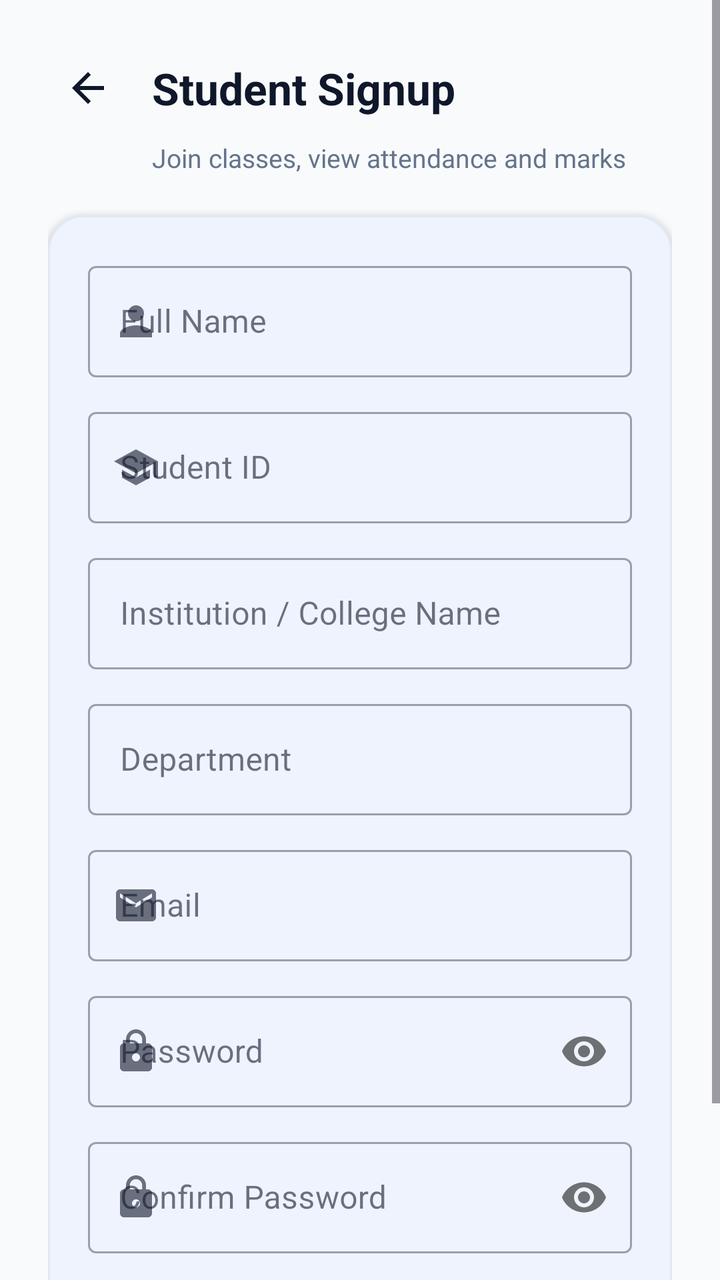
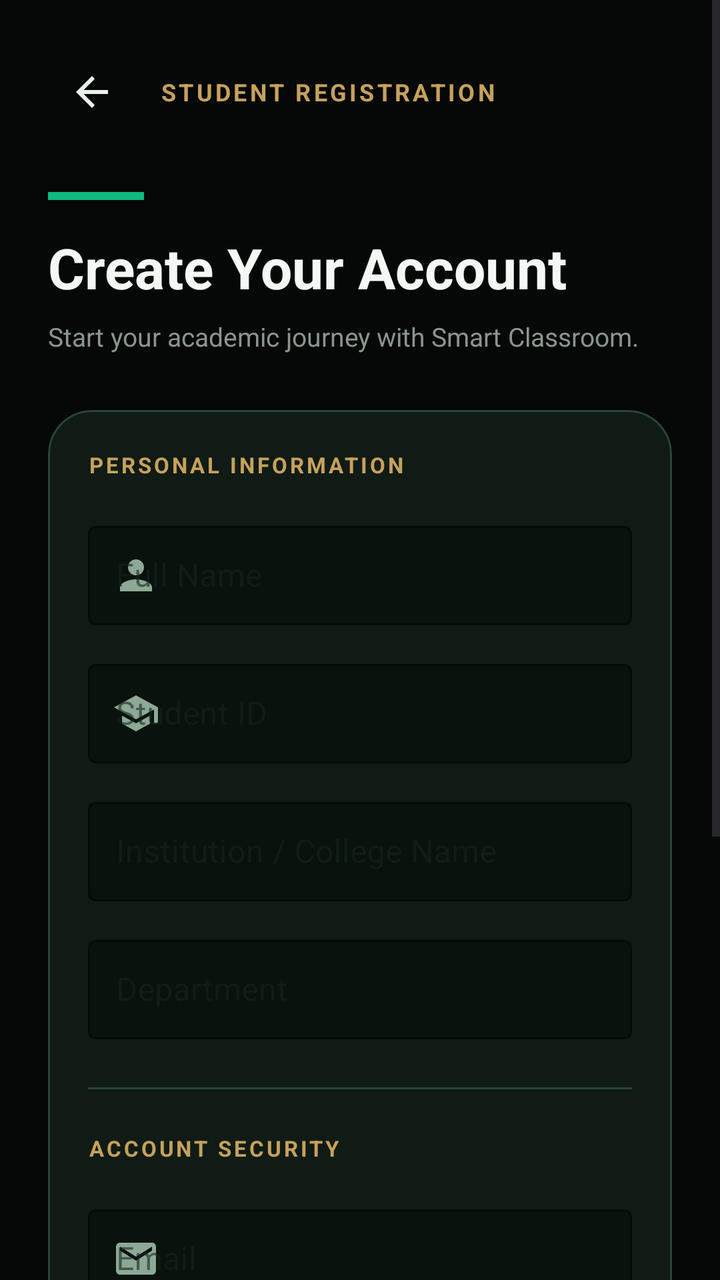

Two renders of the same Android screen: before a commit and after it. Below are the layout's source before the change and the commit's diff.
<!-- AndroidManifest.xml: application theme Theme.SmartClassroom -->
<!-- res/layout/activity_student_signup.xml -->
<?xml version="1.0" encoding="utf-8"?>
<ScrollView
    xmlns:android="http://schemas.android.com/apk/res/android"
    xmlns:app="http://schemas.android.com/apk/res-auto"
    android:layout_width="match_parent"
    android:layout_height="match_parent"
    android:fillViewport="true"
    android:background="@color/background">

    <LinearLayout
        android:layout_width="match_parent"
        android:layout_height="wrap_content"
        android:orientation="vertical"
        android:padding="24dp">

        <LinearLayout
            android:layout_width="match_parent"
            android:layout_height="wrap_content"
            android:orientation="horizontal"
            android:gravity="center_vertical">

            <ImageButton
                android:id="@+id/btnBack"
                android:layout_width="40dp"
                android:layout_height="40dp"
                android:background="?attr/selectableItemBackgroundBorderless"
                android:contentDescription="Back"
                android:src="@drawable/ic_arrow_back"
                app:tint="@color/text_primary" />

            <TextView
                android:layout_width="wrap_content"
                android:layout_height="wrap_content"
                android:layout_marginStart="12dp"
                android:text="@string/student_signup"
                android:textSize="22sp"
                android:textStyle="bold"
                android:textColor="@color/text_primary" />
        </LinearLayout>

        <TextView
            android:layout_width="wrap_content"
            android:layout_height="wrap_content"
            android:layout_marginTop="6dp"
            android:layout_marginStart="52dp"
            android:text="Join classes, view attendance and marks"
            android:textSize="13sp"
            android:textColor="@color/text_secondary" />

        <com.google.android.material.card.MaterialCardView
            android:layout_width="match_parent"
            android:layout_height="wrap_content"
            android:layout_marginTop="20dp"
            app:cardCornerRadius="18dp"
            app:cardElevation="2dp"
            app:strokeColor="@color/divider"
            app:strokeWidth="1dp"
            app:cardBackgroundColor="@color/card_bg">

            <LinearLayout
                android:layout_width="match_parent"
                android:layout_height="wrap_content"
                android:orientation="vertical"
                android:padding="20dp">

                <com.google.android.material.textfield.TextInputLayout
                    android:id="@+id/tilFullName"
                    style="@style/Widget.MaterialComponents.TextInputLayout.OutlinedBox"
                    android:layout_width="match_parent"
                    android:layout_height="wrap_content"
                    android:hint="@string/full_name"
                    app:startIconDrawable="@drawable/ic_person">

                    <com.google.android.material.textfield.TextInputEditText
                        android:id="@+id/etFullName"
                        android:layout_width="match_parent"
                        android:layout_height="wrap_content"
                        android:inputType="textPersonName" />
                </com.google.android.material.textfield.TextInputLayout>

                <com.google.android.material.textfield.TextInputLayout
                    android:id="@+id/tilStudentId"
                    style="@style/Widget.MaterialComponents.TextInputLayout.OutlinedBox"
                    android:layout_width="match_parent"
                    android:layout_height="wrap_content"
                    android:layout_marginTop="12dp"
                    android:hint="@string/student_id"
                    app:startIconDrawable="@drawable/ic_school">

                    <com.google.android.material.textfield.TextInputEditText
                        android:id="@+id/etStudentId"
                        android:layout_width="match_parent"
                        android:layout_height="wrap_content"
                        android:inputType="text" />
                </com.google.android.material.textfield.TextInputLayout>

                <com.google.android.material.textfield.TextInputLayout
                    android:id="@+id/tilInstitution"
                    style="@style/Widget.MaterialComponents.TextInputLayout.OutlinedBox"
                    android:layout_width="match_parent"
                    android:layout_height="wrap_content"
                    android:layout_marginTop="12dp"
                    android:hint="@string/institution_name">

                    <com.google.android.material.textfield.TextInputEditText
                        android:id="@+id/etInstitution"
                        android:layout_width="match_parent"
                        android:layout_height="wrap_content"
                        android:inputType="textCapWords" />
                </com.google.android.material.textfield.TextInputLayout>

                <com.google.android.material.textfield.TextInputLayout
                    android:id="@+id/tilDepartment"
                    style="@style/Widget.MaterialComponents.TextInputLayout.OutlinedBox"
                    android:layout_width="match_parent"
                    android:layout_height="wrap_content"
                    android:layout_marginTop="12dp"
                    android:hint="@string/department">

                    <com.google.android.material.textfield.TextInputEditText
                        android:id="@+id/etDepartment"
                        android:layout_width="match_parent"
                        android:layout_height="wrap_content"
                        android:inputType="textCapWords" />
                </com.google.android.material.textfield.TextInputLayout>

                <com.google.android.material.textfield.TextInputLayout
                    android:id="@+id/tilEmail"
                    style="@style/Widget.MaterialComponents.TextInputLayout.OutlinedBox"
                    android:layout_width="match_parent"
                    android:layout_height="wrap_content"
                    android:layout_marginTop="12dp"
                    android:hint="@string/email"
                    app:startIconDrawable="@drawable/ic_email">

                    <com.google.android.material.textfield.TextInputEditText
                        android:id="@+id/etEmail"
                        android:layout_width="match_parent"
                        android:layout_height="wrap_content"
                        android:inputType="textEmailAddress" />
                </com.google.android.material.textfield.TextInputLayout>

                <com.google.android.material.textfield.TextInputLayout
                    android:id="@+id/tilPassword"
                    style="@style/Widget.MaterialComponents.TextInputLayout.OutlinedBox"
                    android:layout_width="match_parent"
                    android:layout_height="wrap_content"
                    android:layout_marginTop="12dp"
                    android:hint="@string/password"
                    app:startIconDrawable="@drawable/ic_lock"
                    app:passwordToggleEnabled="true">

                    <com.google.android.material.textfield.TextInputEditText
                        android:id="@+id/etPassword"
                        android:layout_width="match_parent"
                        android:layout_height="wrap_content"
                        android:inputType="textPassword" />
                </com.google.android.material.textfield.TextInputLayout>

                <com.google.android.material.textfield.TextInputLayout
                    android:id="@+id/tilConfirmPassword"
                    style="@style/Widget.MaterialComponents.TextInputLayout.OutlinedBox"
                    android:layout_width="match_parent"
                    android:layout_height="wrap_content"
                    android:layout_marginTop="12dp"
                    android:hint="@string/confirm_password"
                    app:startIconDrawable="@drawable/ic_lock"
                    app:passwordToggleEnabled="true">

                    <com.google.android.material.textfield.TextInputEditText
                        android:id="@+id/etConfirmPassword"
                        android:layout_width="match_parent"
                        android:layout_height="wrap_content"
                        android:inputType="textPassword" />
                </com.google.android.material.textfield.TextInputLayout>

                <com.google.android.material.button.MaterialButton
                    android:id="@+id/btnSignup"
                    android:layout_width="match_parent"
                    android:layout_height="52dp"
                    android:layout_marginTop="20dp"
                    android:text="Create Student Account"
                    android:textSize="15sp"
                    android:textStyle="bold"
                    app:cornerRadius="12dp" />

                <ProgressBar
                    android:id="@+id/progressBar"
                    android:layout_width="32dp"
                    android:layout_height="32dp"
                    android:layout_gravity="center"
                    android:layout_marginTop="12dp"
                    android:visibility="gone" />

            </LinearLayout>
        </com.google.android.material.card.MaterialCardView>

    </LinearLayout>

</ScrollView>
<!-- resources referenced by this layout -->
<resources>
  <color name="background">#F8FAFC</color>
  <color name="card_bg">#FFFFFF</color>
  <color name="divider">#E2E8F0</color>
  <color name="text_primary">#0F172A</color>
  <color name="text_secondary">#64748B</color>
  <!-- drawable ic_arrow_back (drawable) -->
  <vector xmlns:android="http://schemas.android.com/apk/res/android"
      android:width="24dp"
      android:height="24dp"
      android:viewportWidth="24"
      android:viewportHeight="24">
    <path
        android:fillColor="@color/text_primary"
        android:pathData="M20,11H7.83l5.59,-5.59L12,4l-8,8 8,8 1.41,-1.41L7.83,13H20v-2z"/>
  </vector>
  <!-- drawable ic_email (drawable) -->
  <vector xmlns:android="http://schemas.android.com/apk/res/android"
      android:width="24dp"
      android:height="24dp"
      android:viewportWidth="24"
      android:viewportHeight="24">
    <path
        android:fillColor="@color/text_secondary"
        android:pathData="M20,4H4c-1.1,0 -1.99,0.9 -1.99,2L2,18c0,1.1 0.9,2 2,2h16c1.1,0 2,-0.9 2,-2V6c0,-1.1 -0.9,-2 -2,-2zm0,4l-8,5 -8,-5V6l8,5 8,-5v2z"/>
  </vector>
  <!-- drawable ic_lock (drawable) -->
  <vector xmlns:android="http://schemas.android.com/apk/res/android"
      android:width="24dp"
      android:height="24dp"
      android:viewportWidth="24"
      android:viewportHeight="24">
    <path
        android:fillColor="@color/text_secondary"
        android:pathData="M18,8h-1V6c0,-2.76 -2.24,-5 -5,-5S7,3.24 7,6v2H6c-1.1,0 -2,0.9 -2,2v10c0,1.1 0.9,2 2,2h12c1.1,0 2,-0.9 2,-2V10c0,-1.1 -0.9,-2 -2,-2zm-6,9c-1.1,0 -2,-0.9 -2,-2s0.9,-2 2,-2 2,0.9 2,2 -0.9,2 -2,2zm3.1,-9H8.9V6c0,-1.71 1.39,-3.1 3.1,-3.1 1.71,0 3.1,1.39 3.1,3.1v2z"/>
  </vector>
  <!-- drawable ic_person (drawable) -->
  <vector xmlns:android="http://schemas.android.com/apk/res/android"
      android:width="24dp"
      android:height="24dp"
      android:viewportWidth="24"
      android:viewportHeight="24">
    <path
        android:fillColor="@color/text_secondary"
        android:pathData="M12,12c2.21,0 4,-1.79 4,-4s-1.79,-4 -4,-4 -4,1.79 -4,4 1.79,4 4,4zM12,14c-2.67,0 -8,1.34 -8,4v2h16v-2c0,-2.66 -5.33,-4 -8,-4z"/>
  </vector>
  <!-- drawable ic_school (drawable) -->
  <vector xmlns:android="http://schemas.android.com/apk/res/android"
      android:width="24dp"
      android:height="24dp"
      android:viewportWidth="24"
      android:viewportHeight="24">
    <path
        android:fillColor="@color/primary"
        android:pathData="M5,13.18v4L12,21l7,-3.82v-4L12,17l-7,-3.82zM12,3L1,9l11,6 9,-4.91V17h2V9L12,3z"/>
  </vector>
  <string name="confirm_password">Confirm Password</string>
  <string name="department">Department</string>
  <string name="email">Email</string>
  <string name="full_name">Full Name</string>
  <string name="institution_name">Institution / College Name</string>
  <string name="password">Password</string>
  <string name="student_id">Student ID</string>
  <string name="student_signup">Student Signup</string>
  <style name="Theme.SmartClassroom" parent="Theme.Material3.DayNight.NoActionBar">
          
          <item name="colorPrimary">@color/primary</item>
          <item name="colorPrimaryVariant">@color/primary_dark</item>
          <item name="colorOnPrimary">@color/white</item>
          
          <item name="colorSecondary">@color/secondary</item>
          <item name="colorSecondaryVariant">@color/secondary_light</item>
          <item name="colorOnSecondary">@color/white</item>
          
          <item name="android:statusBarColor">@color/background</item>
          <item name="android:windowLightStatusBar">true</item>
          <item name="android:windowBackground">@color/background</item>
          <item name="colorSurface">@color/surface</item>
          <item name="colorOnSurface">@color/text_primary</item>
      </style>
  <color name="primary">#2563EB</color>
  <color name="primary_dark">#1D4ED8</color>
  <color name="white">#FFFFFFFF</color>
  <color name="secondary">#0F172A</color>
  <color name="secondary_light">#334155</color>
  <color name="surface">#FFFFFF</color>
</resources>

<!-- the commit's change to res/layout/activity_student_signup.xml (unified diff, before → after) -->
@@ -1,11 +1,10 @@
 <?xml version="1.0" encoding="utf-8"?>
-<ScrollView
-    xmlns:android="http://schemas.android.com/apk/res/android"
+<ScrollView xmlns:android="http://schemas.android.com/apk/res/android"
     xmlns:app="http://schemas.android.com/apk/res-auto"
     android:layout_width="match_parent"
     android:layout_height="match_parent"
     android:fillViewport="true"
-    android:background="@color/background">
+    android:background="#050806">
 
     <LinearLayout
         android:layout_width="match_parent"
@@ -21,41 +20,57 @@
 
             <ImageButton
                 android:id="@+id/btnBack"
-                android:layout_width="40dp"
-                android:layout_height="40dp"
+                android:layout_width="44dp"
+                android:layout_height="44dp"
                 android:background="?attr/selectableItemBackgroundBorderless"
                 android:contentDescription="Back"
                 android:src="@drawable/ic_arrow_back"
-                app:tint="@color/text_primary" />
+                app:tint="#E8F2EB" />
 
             <TextView
                 android:layout_width="wrap_content"
                 android:layout_height="wrap_content"
                 android:layout_marginStart="12dp"
-                android:text="@string/student_signup"
-                android:textSize="22sp"
+                android:text="STUDENT REGISTRATION"
+                android:textColor="#C6A15B"
+                android:textSize="12sp"
                 android:textStyle="bold"
-                android:textColor="@color/text_primary" />
+                android:letterSpacing="0.12" />
+
         </LinearLayout>
+
+        <View
+            android:layout_width="48dp"
+            android:layout_height="4dp"
+            android:layout_marginTop="28dp"
+            android:background="#10B981" />
 
         <TextView
             android:layout_width="wrap_content"
             android:layout_height="wrap_content"
-            android:layout_marginTop="6dp"
-            android:layout_marginStart="52dp"
-            android:text="Join classes, view attendance and marks"
-            android:textSize="13sp"
-            android:textColor="@color/text_secondary" />
+            android:layout_marginTop="15dp"
+            android:text="Create Your Account"
+            android:textColor="#F4F7F4"
+            android:textSize="28sp"
+            android:textStyle="bold" />
+
+        <TextView
+            android:layout_width="wrap_content"
+            android:layout_height="wrap_content"
+            android:layout_marginTop="7dp"
+            android:text="Start your academic journey with Smart Classroom."
+            android:textColor="#89968E"
+            android:textSize="13sp" />
 
         <com.google.android.material.card.MaterialCardView
             android:layout_width="match_parent"
             android:layout_height="wrap_content"
-            android:layout_marginTop="20dp"
-            app:cardCornerRadius="18dp"
-            app:cardElevation="2dp"
-            app:strokeColor="@color/divider"
-            app:strokeWidth="1dp"
-            app:cardBackgroundColor="@color/card_bg">
+            android:layout_marginTop="28dp"
+            app:cardBackgroundColor="#101B15"
+            app:cardCornerRadius="22dp"
+            app:cardElevation="0dp"
+            app:strokeColor="#294536"
+            app:strokeWidth="1dp">
 
             <LinearLayout
                 android:layout_width="match_parent"
@@ -63,19 +78,36 @@
                 android:orientation="vertical"
                 android:padding="20dp">
 
+                <TextView
+                    android:layout_width="wrap_content"
+                    android:layout_height="wrap_content"
+                    android:text="PERSONAL INFORMATION"
+                    android:textColor="#C6A15B"
+                    android:textSize="11sp"
+                    android:textStyle="bold"
+                    android:letterSpacing="0.12" />
+
                 <com.google.android.material.textfield.TextInputLayout
                     android:id="@+id/tilFullName"
                     style="@style/Widget.MaterialComponents.TextInputLayout.OutlinedBox"
                     android:layout_width="match_parent"
                     android:layout_height="wrap_content"
+                    android:layout_marginTop="18dp"
                     android:hint="@string/full_name"
-                    app:startIconDrawable="@drawable/ic_person">
+                    app:boxBackgroundColor="#0A120D"
+                    app:boxStrokeColor="#47765A"
+                    app:hintTextColor="#C6A15B"
+                    app:startIconDrawable="@drawable/ic_person"
+                    app:startIconTint="#8CA995">
 
                     <com.google.android.material.textfield.TextInputEditText
                         android:id="@+id/etFullName"
                         android:layout_width="match_parent"
                         android:layout_height="wrap_content"
-                        android:inputType="textPersonName" />
+                        android:inputType="textPersonName"
+                        android:textColor="#F4F7F4"
+                        android:padding="14dp" />
+
                 </com.google.android.material.textfield.TextInputLayout>
 
                 <com.google.android.material.textfield.TextInputLayout
@@ -83,15 +115,22 @@
                     style="@style/Widget.MaterialComponents.TextInputLayout.OutlinedBox"
                     android:layout_width="match_parent"
                     android:layout_height="wrap_content"
-                    android:layout_marginTop="12dp"
+                    android:layout_marginTop="14dp"
                     android:hint="@string/student_id"
-                    app:startIconDrawable="@drawable/ic_school">
+                    app:boxBackgroundColor="#0A120D"
+                    app:boxStrokeColor="#47765A"
+                    app:hintTextColor="#C6A15B"
+                    app:startIconDrawable="@drawable/ic_school"
+                    app:startIconTint="#8CA995">
 
                     <com.google.android.material.textfield.TextInputEditText
                         android:id="@+id/etStudentId"
                         android:layout_width="match_parent"
                         android:layout_height="wrap_content"
-                        android:inputType="text" />
+                        android:inputType="text"
+                        android:textColor="#F4F7F4"
+                        android:padding="14dp" />
+
                 </com.google.android.material.textfield.TextInputLayout>
 
                 <com.google.android.material.textfield.TextInputLayout
@@ -99,14 +138,20 @@
                     style="@style/Widget.MaterialComponents.TextInputLayout.OutlinedBox"
                     android:layout_width="match_parent"
                     android:layout_height="wrap_content"
-                    android:layout_marginTop="12dp"
-                    android:hint="@string/institution_name">
+                    android:layout_marginTop="14dp"
+                    android:hint="@string/institution_name"
+                    app:boxBackgroundColor="#0A120D"
+                    app:boxStrokeColor="#47765A"
+                    app:hintTextColor="#C6A15B">
 
                     <com.google.android.material.textfield.TextInputEditText
                         android:id="@+id/etInstitution"
                         android:layout_width="match_parent"
                         android:layout_height="wrap_content"
-                        android:inputType="textCapWords" />
+                        android:inputType="textCapWords"
+                        android:textColor="#F4F7F4"
+                        android:padding="14dp" />
+
                 </com.google.android.material.textfield.TextInputLayout>
 
                 <com.google.android.material.textfield.TextInputLayout
@@ -114,30 +159,59 @@
                     style="@style/Widget.MaterialComponents.TextInputLayout.OutlinedBox"
                     android:layout_width="match_parent"
                     android:layout_height="wrap_content"
-                    android:layout_marginTop="12dp"
-                    android:hint="@string/department">
+                    android:layout_marginTop="14dp"
+                    android:hint="@string/department"
+                    app:boxBackgroundColor="#0A120D"
+                    app:boxStrokeColor="#47765A"
+                    app:hintTextColor="#C6A15B">
 
                     <com.google.android.material.textfield.TextInputEditText
                         android:id="@+id/etDepartment"
                         android:layout_width="match_parent"
                         android:layout_height="wrap_content"
-                        android:inputType="textCapWords" />
-                </com.google.android.material.textfield.TextInputLayout>
+                        android:inputType="textCapWords"
+                        android:textColor="#F4F7F4"
+                        android:padding="14dp" />
+
+                </com.google.android.material.textfield.TextInputLayout>
+
+                <View
+                    android:layout_width="match_parent"
+                    android:layout_height="1dp"
+                    android:layout_marginTop="24dp"
+                    android:layout_marginBottom="22dp"
+                    android:background="#294536" />
+
+                <TextView
+                    android:layout_width="wrap_content"
+                    android:layout_height="wrap_content"
+                    android:text="ACCOUNT SECURITY"
+                    android:textColor="#C6A15B"
+                    android:textSize="11sp"
+                    android:textStyle="bold"
+                    android:letterSpacing="0.12" />
 
                 <com.google.android.material.textfield.TextInputLayout
                     android:id="@+id/tilEmail"
                     style="@style/Widget.MaterialComponents.TextInputLayout.OutlinedBox"
                     android:layout_width="match_parent"
                     android:layout_height="wrap_content"
-                    android:layout_marginTop="12dp"
+                    android:layout_marginTop="18dp"
                     android:hint="@string/email"
-                    app:startIconDrawable="@drawable/ic_email">
+                    app:boxBackgroundColor="#0A120D"
+                    app:boxStrokeColor="#47765A"
+                    app:hintTextColor="#C6A15B"
+                    app:startIconDrawable="@drawable/ic_email"
+                    app:startIconTint="#8CA995">
 
                     <com.google.android.material.textfield.TextInputEditText
                         android:id="@+id/etEmail"
                         android:layout_width="match_parent"
                         android:layout_height="wrap_content"
-                        android:inputType="textEmailAddress" />
+                        android:inputType="textEmailAddress"
+                        android:textColor="#F4F7F4"
+                        android:padding="14dp" />
+
                 </com.google.android.material.textfield.TextInputLayout>
 
                 <com.google.android.material.textfield.TextInputLayout
@@ -145,16 +219,24 @@
                     style="@style/Widget.MaterialComponents.TextInputLayout.OutlinedBox"
                     android:layout_width="match_parent"
                     android:layout_height="wrap_content"
-                    android:layout_marginTop="12dp"
+                    android:layout_marginTop="14dp"
                     android:hint="@string/password"
+                    app:boxBackgroundColor="#0A120D"
+                    app:boxStrokeColor="#47765A"
+                    app:hintTextColor="#C6A15B"
                     app:startIconDrawable="@drawable/ic_lock"
-                    app:passwordToggleEnabled="true">
+                    app:startIconTint="#8CA995"
+                    app:passwordToggleEnabled="true"
+                    app:passwordToggleTint="#C6A15B">
 
                     <com.google.android.material.textfield.TextInputEditText
                         android:id="@+id/etPassword"
                         android:layout_width="match_parent"
                         android:layout_height="wrap_content"
-                        android:inputType="textPassword" />
+                        android:inputType="textPassword"
+                        android:textColor="#F4F7F4"
+                        android:padding="14dp" />
+
                 </com.google.android.material.textfield.TextInputLayout>
 
                 <com.google.android.material.textfield.TextInputLayout
@@ -162,39 +244,63 @@
                     style="@style/Widget.MaterialComponents.TextInputLayout.OutlinedBox"
                     android:layout_width="match_parent"
                     android:layout_height="wrap_content"
-                    android:layout_marginTop="12dp"
+                    android:layout_marginTop="14dp"
                     android:hint="@string/confirm_password"
+                    app:boxBackgroundColor="#0A120D"
+                    app:boxStrokeColor="#47765A"
+                    app:hintTextColor="#C6A15B"
                     app:startIconDrawable="@drawable/ic_lock"
-                    app:passwordToggleEnabled="true">
+                    app:startIconTint="#8CA995"
+                    app:passwordToggleEnabled="true"
+                    app:passwordToggleTint="#C6A15B">
 
                     <com.google.android.material.textfield.TextInputEditText
                         android:id="@+id/etConfirmPassword"
                         android:layout_width="match_parent"
                         android:layout_height="wrap_content"
-                        android:inputType="textPassword" />
+                        android:inputType="textPassword"
+                        android:textColor="#F4F7F4"
+                        android:padding="14dp" />
+
                 </com.google.android.material.textfield.TextInputLayout>
 
                 <com.google.android.material.button.MaterialButton
                     android:id="@+id/btnSignup"
                     android:layout_width="match_parent"
-                    android:layout_height="52dp"
-                    android:layout_marginTop="20dp"
+                    android:layout_height="55dp"
+                    android:layout_marginTop="26dp"
                     android:text="Create Student Account"
+                    android:textColor="#06110B"
                     android:textSize="15sp"
                     android:textStyle="bold"
-                    app:cornerRadius="12dp" />
+                    app:backgroundTint="#10B981"
+                    app:cornerRadius="14dp"
+                    app:elevation="0dp" />
 
                 <ProgressBar
                     android:id="@+id/progressBar"
-                    android:layout_width="32dp"
-                    android:layout_height="32dp"
+                    android:layout_width="30dp"
+                    android:layout_height="30dp"
                     android:layout_gravity="center"
-                    android:layout_marginTop="12dp"
+                    android:layout_marginTop="14dp"
+                    android:indeterminateTint="#C6A15B"
                     android:visibility="gone" />
 
             </LinearLayout>
+
         </com.google.android.material.card.MaterialCardView>
 
+        <TextView
+            android:layout_width="wrap_content"
+            android:layout_height="wrap_content"
+            android:layout_gravity="center"
+            android:layout_marginTop="24dp"
+            android:layout_marginBottom="24dp"
+            android:text="SMART CLASSROOM  •  STUDENT PORTAL"
+            android:textColor="#64766B"
+            android:textSize="10sp"
+            android:letterSpacing="0.12" />
+
     </LinearLayout>
 
 </ScrollView>
<!-- resource entries referenced after the edit -->
@@ -1,10 +1,8 @@
 <!-- resources referenced by this layout -->
 <resources>
-  <color name="background">#F8FAFC</color>
-  <color name="card_bg">#FFFFFF</color>
-  <color name="divider">#E2E8F0</color>
-  <color name="text_primary">#0F172A</color>
-  <color name="text_secondary">#64748B</color>
+  <color name="background">#F5F8F5</color>
+  <color name="text_primary">#14251D</color>
+  <color name="text_secondary">#64756B</color>
   <!-- drawable ic_arrow_back (drawable) -->
   <vector xmlns:android="http://schemas.android.com/apk/res/android"
       android:width="24dp"
@@ -62,28 +60,39 @@
   <string name="institution_name">Institution / College Name</string>
   <string name="password">Password</string>
   <string name="student_id">Student ID</string>
-  <string name="student_signup">Student Signup</string>
   <style name="Theme.SmartClassroom" parent="Theme.Material3.DayNight.NoActionBar">
+  
           
           <item name="colorPrimary">@color/primary</item>
           <item name="colorPrimaryVariant">@color/primary_dark</item>
           <item name="colorOnPrimary">@color/white</item>
+  
           
           <item name="colorSecondary">@color/secondary</item>
           <item name="colorSecondaryVariant">@color/secondary_light</item>
           <item name="colorOnSecondary">@color/white</item>
+  
+          
+          <item name="android:windowBackground">@color/background</item>
+          <item name="colorSurface">@color/surface</item>
+          <item name="colorOnSurface">@color/text_primary</item>
+  
           
           <item name="android:statusBarColor">@color/background</item>
           <item name="android:windowLightStatusBar">true</item>
-          <item name="android:windowBackground">@color/background</item>
-          <item name="colorSurface">@color/surface</item>
-          <item name="colorOnSurface">@color/text_primary</item>
+  
+          
+          <item name="android:navigationBarColor">@color/background</item>
+  
+          
+          <item name="android:windowActionModeOverlay">true</item>
+  
       </style>
-  <color name="primary">#2563EB</color>
-  <color name="primary_dark">#1D4ED8</color>
+  <color name="primary">#047857</color>
+  <color name="primary_dark">#064E3B</color>
   <color name="white">#FFFFFFFF</color>
-  <color name="secondary">#0F172A</color>
-  <color name="secondary_light">#334155</color>
+  <color name="secondary">#0F2922</color>
+  <color name="secondary_light">#365B4D</color>
   <color name="surface">#FFFFFF</color>
 </resources>
 
